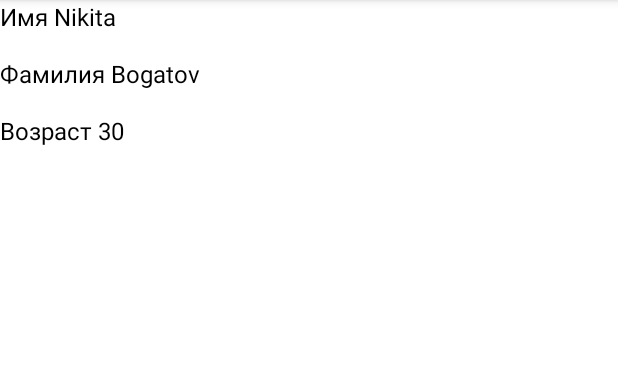
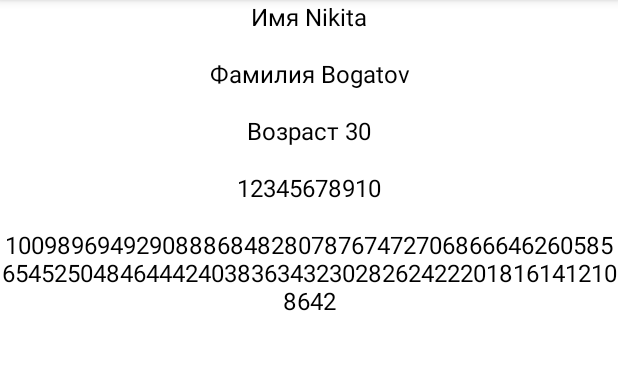
Before and after one commit to bogatovnikita/Hello_Andrey, an Android app: the TestClassActivity screen opened directly, with no data from a screen before it, on a phone screen of 412 x 824 dp, the part 84-454 px from its top. Run offline under Robolectric (Android 15) with nearby library versions, the phone set to English and light mode, and no system bars.

Commit message:
Lesson #1. Add two cycle. and end homework #1

```diff
--- a/app/src/main/java/com/bogatovnikita/helloandrey/TestClassActivity.kt
+++ b/app/src/main/java/com/bogatovnikita/helloandrey/TestClassActivity.kt
@@ -24,6 +24,11 @@ class TestClassActivity : AppCompatActivity() {
 
         var userSecond = user.copy()
 
+        val countTv = findViewById<TextView>(R.id.count_tv)
+        for (i in 1..10) countTv.text = countTv.text.toString() + i.toString()
 
+        val countSecondTv = findViewById<TextView>(R.id.count_second_tv)
+        for (i in 100 downTo 1 step 2) countSecondTv.text =
+            countSecondTv.text.toString() + i.toString()
     }
 }
--- a/app/src/main/res/layout/activity_test_class.xml
+++ b/app/src/main/res/layout/activity_test_class.xml
@@ -10,7 +10,8 @@
         android:id="@+id/name_tv"
         android:layout_width="match_parent"
         android:layout_height="wrap_content"
-        android:layout_marginBottom="16dp"
+        android:layout_marginBottom="@dimen/margin_text"
+        android:gravity="center"
         android:textColor="@color/black"
         android:textSize="@dimen/normal_text" />
 
@@ -18,16 +19,37 @@
         android:id="@+id/lastname_tv"
         android:layout_width="match_parent"
         android:layout_height="wrap_content"
-        android:layout_marginBottom="16dp"
+        android:layout_marginBottom="@dimen/margin_text"
+        android:gravity="center"
         android:textColor="@color/black"
-        android:textSize="@dimen/normal_text"/>
+        android:textSize="@dimen/normal_text" />
 
     <TextView
         android:id="@+id/age_tv"
         android:layout_width="match_parent"
         android:layout_height="wrap_content"
-        android:layout_marginBottom="16dp"
+        android:layout_marginBottom="@dimen/margin_text"
+        android:gravity="center"
         android:textColor="@color/black"
-        android:textSize="@dimen/normal_text"/>
+        android:textSize="@dimen/normal_text" />
+
+    <TextView
+        android:id="@+id/count_tv"
+        android:layout_width="match_parent"
+        android:layout_height="wrap_content"
+        android:layout_marginBottom="@dimen/margin_text"
+        android:gravity="center"
+        android:textColor="@color/black"
+        android:textSize="@dimen/normal_text" />
+
+    <TextView
+        android:id="@+id/count_second_tv"
+        android:layout_width="match_parent"
+        android:layout_height="wrap_content"
+        android:layout_marginBottom="@dimen/margin_text"
+        android:gravity="center"
+        android:textColor="@color/black"
+        android:textSize="@dimen/normal_text" />
+
 
 </LinearLayout>
--- a/app/src/main/res/values/dimens.xml
+++ b/app/src/main/res/values/dimens.xml
@@ -1,4 +1,5 @@
 <?xml version="1.0" encoding="utf-8"?>
 <resources>
     <dimen name="normal_text">16sp</dimen>
+    <dimen name="margin_text">16sp</dimen>
 </resources>
```
